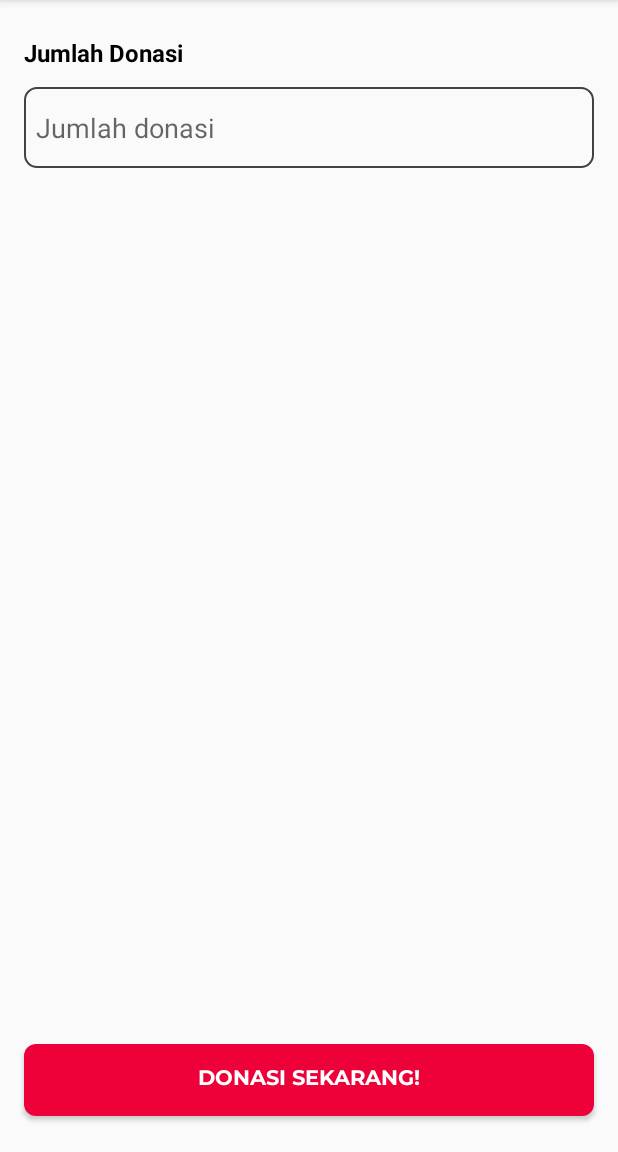
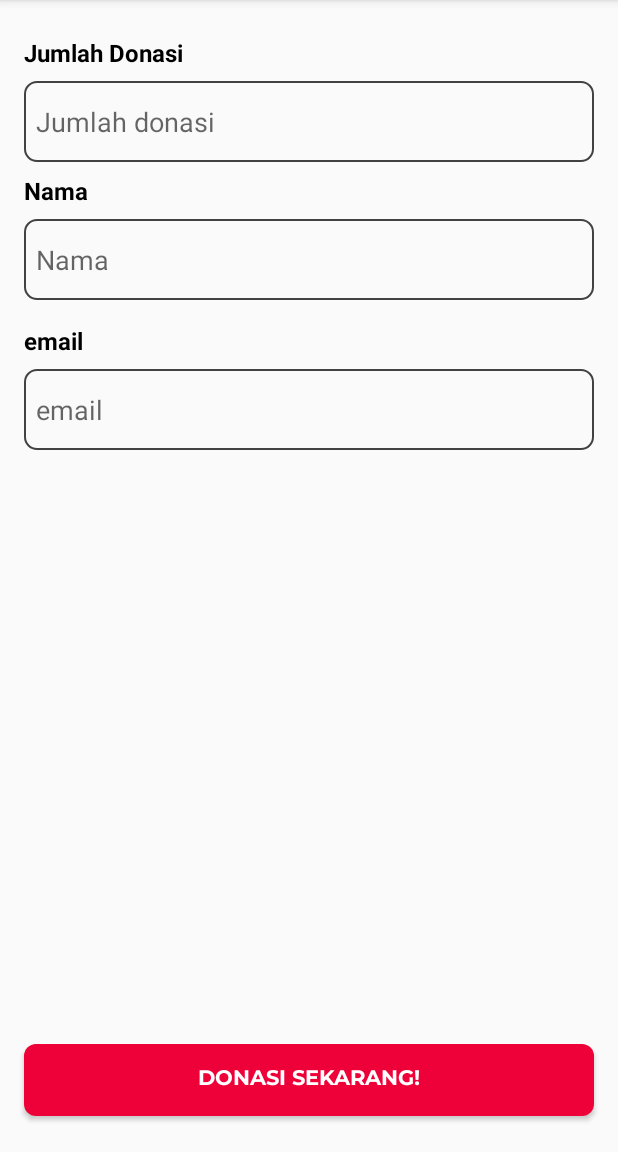
Before and after one commit to MtaufiqH/Donasiku, an Android app: the AddDonasiActivity screen opened directly, with no data from a screen before it, on a phone screen of 412 x 824 dp, the part 84-1236 px from its top. Run offline under Robolectric (Android 15) with nearby library versions, the phone set to English and light mode, and no system bars; network calls fail.

Commit message:
add icon launcher

```diff
--- a/app/src/main/AndroidManifest.xml
+++ b/app/src/main/AndroidManifest.xml
@@ -6,7 +6,7 @@
 
     <application
         android:allowBackup="true"
-        android:icon="@mipmap/ic_launcher"
+        android:icon="@drawable/ic_donation"
         android:label="@string/app_name"
         android:roundIcon="@mipmap/ic_launcher_round"
         android:supportsRtl="true"
--- a/app/src/main/res/layout/activity_add_donasi.xml
+++ b/app/src/main/res/layout/activity_add_donasi.xml
@@ -11,7 +11,7 @@
         android:layout_width="0dp"
         android:layout_height="54dp"
         android:layout_marginStart="16dp"
-        android:layout_marginTop="12dp"
+        android:layout_marginTop="8dp"
         android:layout_marginEnd="16dp"
         android:background="@drawable/et_bg"
         android:hint="Jumlah donasi"
@@ -36,6 +36,64 @@
         app:layout_constraintTop_toTopOf="parent" />
 
 
+    <EditText
+        android:id="@+id/et_nama"
+        android:layout_width="0dp"
+        android:layout_height="54dp"
+        android:layout_marginStart="16dp"
+        android:layout_marginTop="8dp"
+        android:layout_marginEnd="16dp"
+        android:background="@drawable/et_bg"
+        android:hint="Nama"
+        android:inputType="textPersonName"
+        android:paddingStart="8dp"
+        app:layout_constraintEnd_toEndOf="parent"
+        app:layout_constraintHorizontal_bias="0.0"
+        app:layout_constraintStart_toStartOf="parent"
+        app:layout_constraintTop_toBottomOf="@+id/textView6" />
+
+    <TextView
+        android:id="@+id/textView6"
+        android:layout_width="wrap_content"
+        android:layout_height="wrap_content"
+        android:layout_marginStart="16dp"
+        android:layout_marginTop="8dp"
+        android:text="Nama"
+        android:textColor="@color/colorBlack"
+        android:textSize="16sp"
+        android:textStyle="bold"
+        app:layout_constraintStart_toStartOf="parent"
+        app:layout_constraintTop_toBottomOf="@+id/et_jumlah_donasi" />
+
+
+    <EditText
+        android:id="@+id/et_email"
+        android:layout_width="0dp"
+        android:layout_height="54dp"
+        android:layout_marginStart="16dp"
+        android:layout_marginTop="8dp"
+        android:layout_marginEnd="16dp"
+        android:background="@drawable/et_bg"
+        android:hint="email"
+        android:inputType="textEmailAddress"
+        android:paddingStart="8dp"
+        app:layout_constraintEnd_toEndOf="parent"
+        app:layout_constraintStart_toStartOf="parent"
+        app:layout_constraintTop_toBottomOf="@+id/textView8" />
+
+    <TextView
+        android:id="@+id/textView8"
+        android:layout_width="wrap_content"
+        android:layout_height="wrap_content"
+        android:layout_marginStart="16dp"
+        android:layout_marginTop="16dp"
+        android:text="email"
+        android:textColor="@color/colorBlack"
+        android:textSize="16sp"
+        android:textStyle="bold"
+        app:layout_constraintStart_toStartOf="parent"
+        app:layout_constraintTop_toBottomOf="@+id/et_nama" />
+
     <Button
         android:id="@+id/btn_add_donasi"
         android:layout_width="match_parent"
--- a/app/src/main/res/mipmap-anydpi-v26/ic_launcher.xml
+++ b/app/src/main/res/mipmap-anydpi-v26/ic_launcher.xml
@@ -1,5 +1,5 @@
 <?xml version="1.0" encoding="utf-8"?>
 <adaptive-icon xmlns:android="http://schemas.android.com/apk/res/android">
-    <background android:drawable="@drawable/ic_launcher_background" />
-    <foreground android:drawable="@drawable/ic_launcher_foreground" />
+    <background android:drawable="@color/ic_launcher_donation"/>
+    <foreground android:drawable="@drawable/ic_launcher_foreground"/>
 </adaptive-icon>
--- a/app/src/main/res/mipmap-anydpi-v26/ic_launcher_round.xml
+++ b/app/src/main/res/mipmap-anydpi-v26/ic_launcher_round.xml
@@ -1,5 +1,5 @@
 <?xml version="1.0" encoding="utf-8"?>
 <adaptive-icon xmlns:android="http://schemas.android.com/apk/res/android">
-    <background android:drawable="@drawable/ic_launcher_background" />
-    <foreground android:drawable="@drawable/ic_launcher_foreground" />
+    <background android:drawable="@color/ic_launcher_donation"/>
+    <foreground android:drawable="@drawable/ic_launcher_foreground"/>
 </adaptive-icon>
--- /dev/null
+++ b/app/src/main/res/values/ic_launcher_donation.xml
@@ -0,0 +1,4 @@
+<?xml version="1.0" encoding="utf-8"?>
+<resources>
+    <color name="ic_launcher_donation">#0084EA</color>
+</resources>
```
Also changed, not shown: app/src/main/res/drawable/ic_launcher_foreground.xml (added, +50 -0 lines), app/src/main/ic_launcher-playstore.png (added), app/src/main/res/mipmap-hdpi/ic_launcher.png, app/src/main/res/mipmap-hdpi/ic_launcher_round.png, app/src/main/res/mipmap-mdpi/ic_launcher.png, app/src/main/res/mipmap-mdpi/ic_launcher_round.png, app/src/main/res/mipmap-xhdpi/ic_launcher.png, app/src/main/res/mipmap-xhdpi/ic_launcher_round.png, app/src/main/res/mipmap-xxhdpi/ic_launcher.png, app/src/main/res/mipmap-xxhdpi/ic_launcher_round.png, app/src/main/res/mipmap-xxxhdpi/ic_launcher.png, app/src/main/res/mipmap-xxxhdpi/ic_launcher_round.png.
